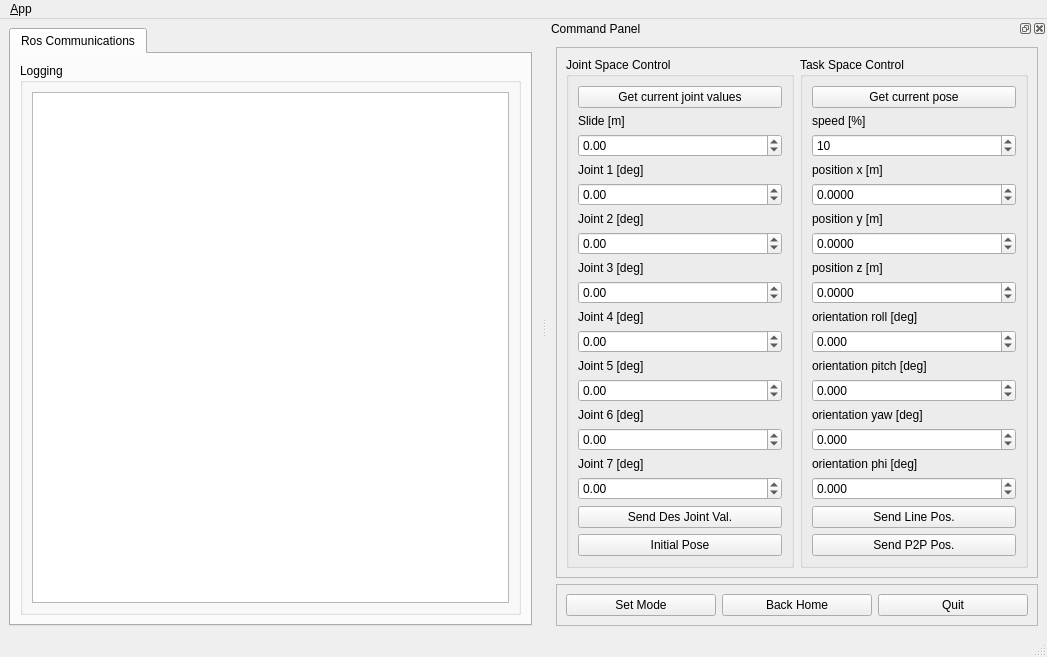
Above: ROBOTIS/ROBOTIS-MANIPULATOR-H/manipulator_h_gui/ui/main_window.ui from tku-iarc/wrs2020 before the change. Below: the same form after it.
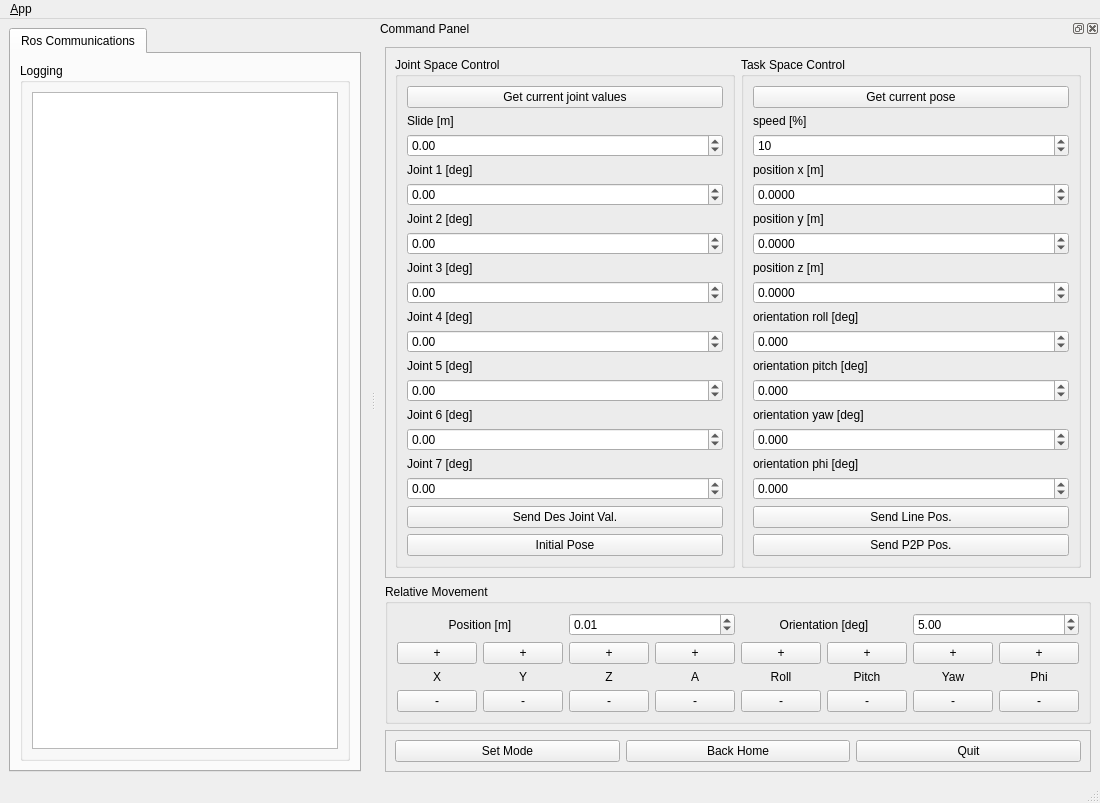
That is the form after the change. Icons and pictures are not drawn.

Commit message: Add Relative Movement in GUI

```diff
--- a/ROBOTIS/ROBOTIS-MANIPULATOR-H/manipulator_h_gui/ui/main_window.ui
+++ b/ROBOTIS/ROBOTIS-MANIPULATOR-H/manipulator_h_gui/ui/main_window.ui
@@ -6,8 +6,8 @@
    <rect>
     <x>0</x>
     <y>0</y>
-    <width>1047</width>
-    <height>612</height>
+    <width>1100</width>
+    <height>600</height>
    </rect>
   </property>
   <property name="windowTitle">
@@ -553,7 +553,277 @@
       </widget>
      </item>
      <item row="1" column="0">
-      <widget class="QFrame" name="frame_2">
+      <widget class="QGroupBox" name="relative_movement">
+       <property name="title">
+        <string>Relative Movement</string>
+       </property>
+       <layout class="QVBoxLayout" name="verticalLayout_5">
+        <item>
+         <layout class="QHBoxLayout" name="horizontalLayout">
+          <item>
+           <widget class="QLabel" name="relative_pos_label">
+            <property name="text">
+             <string>Position [m]</string>
+            </property>
+            <property name="alignment">
+             <enum>Qt::AlignCenter</enum>
+            </property>
+           </widget>
+          </item>
+          <item>
+           <widget class="QDoubleSpinBox" name="relative_movement_spinbox">
+            <property name="value">
+             <double>0.010000000000000</double>
+            </property>
+            <property name="minimum">
+             <double>0.000000000000000</double>
+            </property>
+            <property name="maximum">
+             <double>0.200000000000000</double>
+            </property>
+            <property name="singleStep">
+             <double>0.010000000000000</double>
+            </property>
+           </widget>
+          </item>
+          <item>
+           <widget class="QLabel" name="relative_ori_label">
+            <property name="text">
+             <string>Orientation [deg]</string>
+            </property>
+            <property name="alignment">
+             <enum>Qt::AlignCenter</enum>
+            </property>
+           </widget>
+          </item>
+          <item>
+           <widget class="QDoubleSpinBox" name="relative_rotation_spinbox">
+            <property name="value">
+             <double>5.000000000000000</double>
+            </property>
+            <property name="minimum">
+             <double>0.000000000000000</double>
+            </property>
+            <property name="maximum">
+             <double>30.000000000000000</double>
+            </property>
+            <property name="singleStep">
+             <double>1.000000000000000</double>
+            </property>
+           </widget>
+          </item>
+         </layout>
+        </item>
+        <item>
+         <layout class="QHBoxLayout" name="horizontalLayout">
+          <item>
+           <widget class="QPushButton" name="relative_xp_button">
+            <property name="text">
+             <string>+</string>
+            </property>
+           </widget>
+          </item>
+          <item>
+           <widget class="QPushButton" name="relative_yp_button">
+            <property name="text">
+             <string>+</string>
+            </property>
+           </widget>
+          </item>
+          <item>
+           <widget class="QPushButton" name="relative_zp_button">
+            <property name="text">
+             <string>+</string>
+            </property>
+           </widget>
+          </item>
+          <item>
+           <widget class="QPushButton" name="relative_ap_button">
+            <property name="text">
+             <string>+</string>
+            </property>
+           </widget>
+          </item>
+          <item>
+           <widget class="QPushButton" name="relative_rollp_button">
+            <property name="text">
+             <string>+</string>
+            </property>
+           </widget>
+          </item>
+          <item>
+           <widget class="QPushButton" name="relative_pitchp_button">
+            <property name="text">
+             <string>+</string>
+            </property>
+           </widget>
+          </item>
+          <item>
+           <widget class="QPushButton" name="relative_yawp_button">
+            <property name="text">
+             <string>+</string>
+            </property>
+           </widget>
+          </item>
+          <item>
+           <widget class="QPushButton" name="relative_phip_button">
+            <property name="text">
+             <string>+</string>
+            </property>
+           </widget>
+          </item>
+         </layout>
+        </item>
+        <item>
+         <layout class="QHBoxLayout" name="horizontalLayout">
+          <item>
+           <widget class="QLabel" name="x">
+            <property name="text">
+             <string>X</string>
+            </property>
+            <property name="alignment">
+             <enum>Qt::AlignCenter</enum>
+            </property>
+           </widget>
+          </item>
+          <item>
+           <widget class="QLabel" name="y">
+            <property name="text">
+             <string>Y</string>
+            </property>
+            <property name="alignment">
+             <enum>Qt::AlignCenter</enum>
+            </property>
+           </widget>
+          </item>
+          <item>
+           <widget class="QLabel" name="z">
+            <property name="text">
+             <string>Z</string>
+            </property>
+            <property name="alignment">
+             <enum>Qt::AlignCenter</enum>
+            </property>
+           </widget>
+          </item>
+          <item>
+           <widget class="QLabel" name="a">
+            <property name="text">
+             <string>A</string>
+            </property>
+            <property name="alignment">
+             <enum>Qt::AlignCenter</enum>
+            </property>
+           </widget>
+          </item>
+          <item>
+           <widget class="QLabel" name="roll">
+            <property name="text">
+             <string>Roll</string>
+            </property>
+            <property name="alignment">
+             <enum>Qt::AlignCenter</enum>
+            </property>
+           </widget>
+          </item>
+          <item>
+           <widget class="QLabel" name="pitch">
+            <property name="text">
+             <string>Pitch</string>
+            </property>
+            <property name="alignment">
+             <enum>Qt::AlignCenter</enum>
+            </property>
+           </widget>
+          </item>
+          <item>
+           <widget class="QLabel" name="yaw">
+            <property name="text">
+             <string>Yaw</string>
+            </property>
+            <property name="alignment">
+             <enum>Qt::AlignCenter</enum>
+            </property>
+           </widget>
+          </item>
+          <item>
+           <widget class="QLabel" name="phi">
+            <property name="text">
+             <string>Phi</string>
+            </property>
+            <property name="alignment">
+             <enum>Qt::AlignCenter</enum>
+            </property>
+           </widget>
+          </item>
+         </layout>
+        </item>
+        <item>
+         <layout class="QHBoxLayout" name="horizontalLayout">
+          <item>
+           <widget class="QPushButton" name="relative_xm_button">
+            <property name="text">
+             <string>-</string>
+            </property>
+           </widget>
+          </item>
+          <item>
+           <widget class="QPushButton" name="relative_ym_button">
+            <property name="text">
+             <string>-</string>
+            </property>
+           </widget>
+          </item>
+          <item>
+           <widget class="QPushButton" name="relative_zm_button">
+            <property name="text">
+             <string>-</string>
+            </property>
+           </widget>
+          </item>
+          <item>
+           <widget class="QPushButton" name="relative_am_button">
+            <property name="text">
+             <string>-</string>
+            </property>
+           </widget>
+          </item>
+          <item>
+           <widget class="QPushButton" name="relative_rollm_button">
+            <property name="text">
+             <string>-</string>
+            </property>
+           </widget>
+          </item>
+          <item>
+           <widget class="QPushButton" name="relative_pitchm_button">
+            <property name="text">
+             <string>-</string>
+            </property>
+           </widget>
+          </item>
+          <item>
+           <widget class="QPushButton" name="relative_yawm_button">
+            <property name="text">
+             <string>-</string>
+            </property>
+           </widget>
+          </item>
+          <item>
+           <widget class="QPushButton" name="relative_phim_button">
+            <property name="text">
+             <string>-</string>
+            </property>
+           </widget>
+          </item>
+         </layout>
+        </item>
+       </layout>
+      </widget>
+     </item>
+     <!-- =============================================================================================== -->
+     <item row="2" column="0">
+      <widget class="QFrame" name="frame_3">
        <property name="enabled">
         <bool>true</bool>
        </property>
```
Left out of the diff: 1 changed line with no effect on the pictures. The commit also changes 16 other files.
